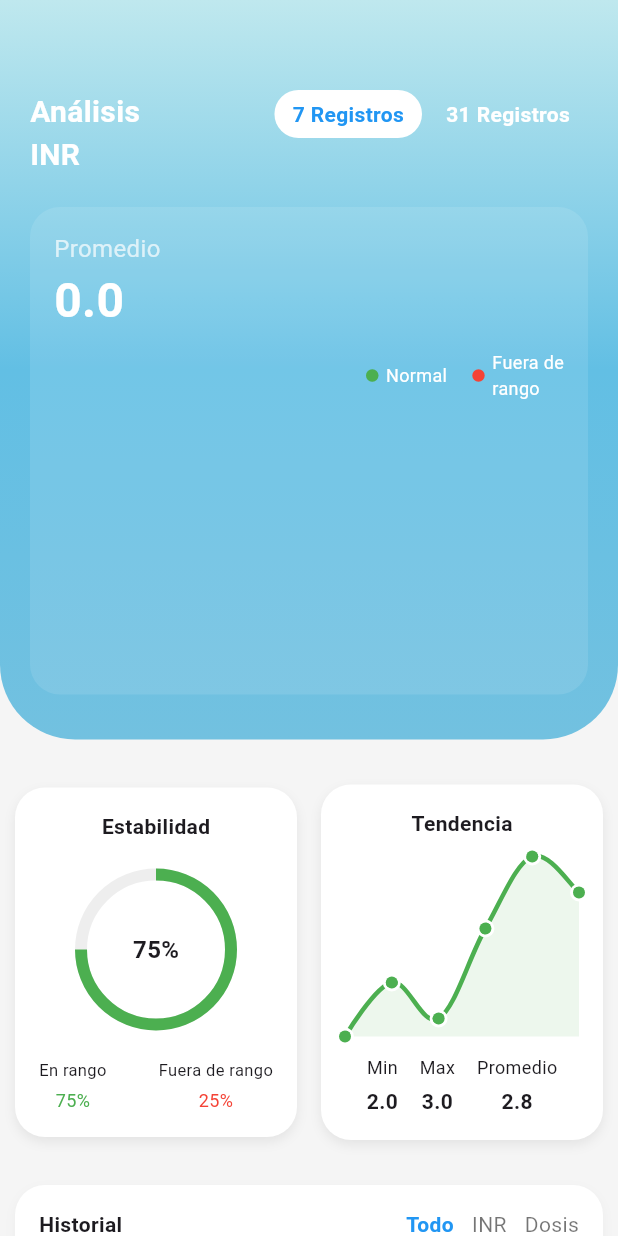
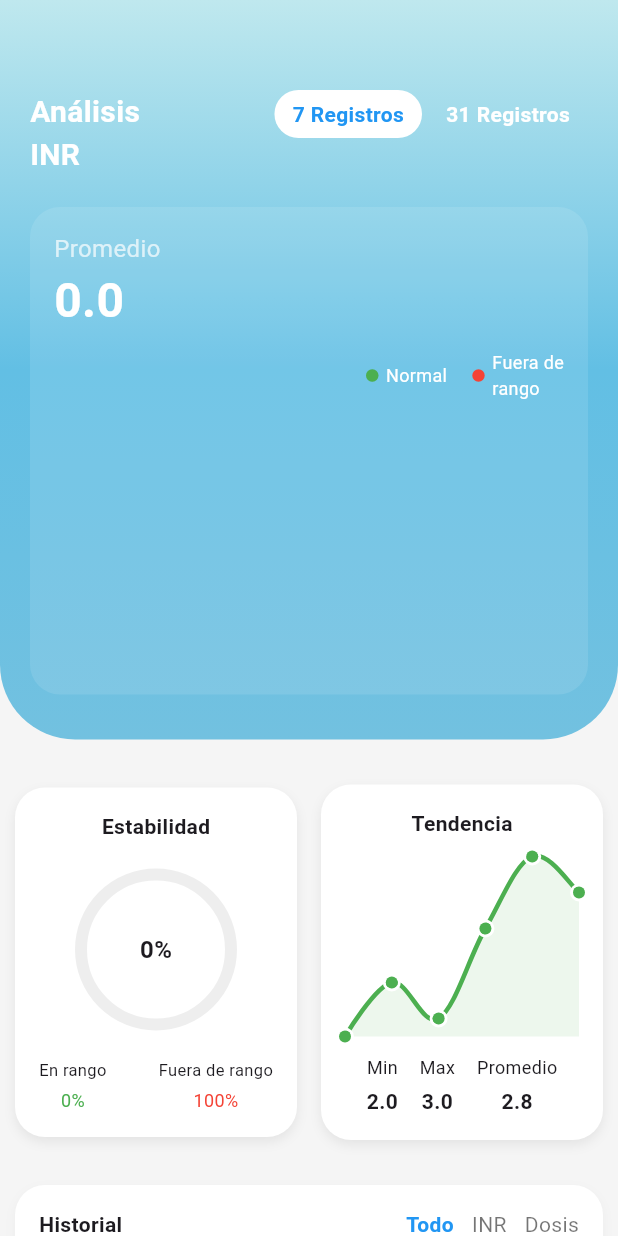
Before and after one commit to FabRangel/INRight, a Flutter app: the Page1 screen opened directly, on a phone screen of 412 x 824 dp. Run offline on Flutter 3.47's test engine with Material 3 defaults, Android fonts, the phone set to English and light mode, and no system bars; drawn by our look-alikes of fl_chart; our stand-ins replace animated_notch_bottom_bar, awesome_snackbar_content, cloud_firestore, firebase_auth, firebase_core, flutter_local_notifications and 1 more; accounts and stored records are empty.

Commit message:
Feat: estabilidad Card

```diff
--- a/lib/features/home/presentation/pages/page1.dart
+++ b/lib/features/home/presentation/pages/page1.dart
@@ -1,4 +1,5 @@
 import 'package:flutter/material.dart';
+import 'package:inright/features/configurations/providers/medication_config_provider.dart';
 import 'package:inright/features/home/providers/inrProvider.dart';
 import 'package:inright/features/home/presentation/widgets/tendenciaData.dart';
 import 'package:inright/features/home/presentation/widgets/legendItem.dart';
@@ -47,8 +48,37 @@ class _Page1State extends State<Page1> {
     });
   }
 
+  double calcularEstabilidadDesdeDatos(
+    List<Map<String, dynamic>> datosInr,
+    RangeValues inrRange,
+  ) {
+    if (datosInr.isEmpty) return 0.0;
+
+    final valores =
+        datosInr
+            .map((e) => e['value'])
+            .where((v) => v != null)
+            .map((v) => (v as num).toDouble())
+            .toList();
+
+    final enRango =
+        valores
+            .where((val) => val >= inrRange.start && val <= inrRange.end)
+            .length;
+
+    return enRango / valores.length;
+  }
+
   @override
   Widget build(BuildContext context) {
+    final inrProvider = Provider.of<InrProvider>(context);
+    final configProvider = Provider.of<MedicationConfigProvider>(context);
+    final inrRange = configProvider.inrRange;
+
+    final estabilidad = calcularEstabilidadDesdeDatos(
+      inrProvider.inrFiltrado,
+      inrRange,
+    );
     return Scaffold(
       backgroundColor: const Color(0xFFF5F5F5),
       body: Column(
@@ -231,6 +261,7 @@ class _Page1State extends State<Page1> {
                                             children:
                                                 grupo.map((e) {
                                                   return _buildBar(
+                                                    context,
                                                     e,
                                                     maxValue,
                                                     barWidth,
@@ -296,7 +327,9 @@ class _Page1State extends State<Page1> {
                 children: [
                   Row(
                     children: [
-                      Expanded(child: buildEstabilidadCard()),
+                      Expanded(
+                        child: BuildEstabilidadCard(estabilidad: estabilidad),
+                      ),
                       const SizedBox(width: 16),
                       Expanded(child: buildTendenciaCard()),
                     ],
@@ -343,7 +376,12 @@ class _Page1State extends State<Page1> {
   }
 }
 
-Widget _buildBar(Map<String, dynamic> data, double maxValue, double width) {
+Widget _buildBar(
+  BuildContext context,
+  Map<String, dynamic> data,
+  double maxValue,
+  double width,
+) {
   final value = data['value'];
   final fecha = data['date'];
 
@@ -360,7 +398,10 @@ Widget _buildBar(Map<String, dynamic> data, double maxValue, double width) {
 
   final double val = (value as num).toDouble();
   final barHeight = maxValue == 0 ? 0 : (val / maxValue) * 80;
-  final barColor = val >= 2.0 && val <= 3.0 ? Colors.green : Colors.red;
+  final range =
+      Provider.of<MedicationConfigProvider>(context, listen: false).inrRange;
+  final barColor =
+      val >= range.start && val <= range.end ? Colors.green : Colors.red;
 
   String fechaCorta = '';
   if (fecha is String && fecha.contains('-')) {
--- a/lib/features/home/presentation/widgets/buildEstabilidadCard.dart
+++ b/lib/features/home/presentation/widgets/buildEstabilidadCard.dart
@@ -1,10 +1,17 @@
 import 'package:flutter/material.dart';
 
-class buildEstabilidadCard extends StatelessWidget {
-  const buildEstabilidadCard({super.key});
+class BuildEstabilidadCard extends StatelessWidget {
+  final double estabilidad; // 0.0 a 1.0
+
+  const BuildEstabilidadCard({Key? key, required this.estabilidad})
+    : super(key: key);
 
   @override
   Widget build(BuildContext context) {
+    final fueraDeRango = 1.0 - estabilidad;
+    final porcentajeEstabilidad = (estabilidad * 100).toStringAsFixed(0);
+    final porcentajeFuera = (fueraDeRango * 100).toStringAsFixed(0);
+
     return Container(
       padding: const EdgeInsets.all(16),
       decoration: BoxDecoration(
@@ -27,9 +34,9 @@ class buildEstabilidadCard extends StatelessWidget {
           ),
           const SizedBox(height: 12),
 
-          // Simulación de anillo
+          // Anillo de progreso
           SizedBox(
-            height: 120, //
+            height: 120,
             child: Stack(
               alignment: Alignment.center,
               children: [
@@ -37,15 +44,21 @@ class buildEstabilidadCard extends StatelessWidget {
                   width: 100,
                   height: 100,
                   child: CircularProgressIndicator(
-                    value: 0.75,
+                    value: estabilidad,
                     strokeWidth: 8,
                     backgroundColor: Colors.grey[200],
-                    color: Colors.green,
+                    color:
+                        estabilidad >= 0.6
+                            ? Colors.green
+                            : (estabilidad >= 0.3 ? Colors.orange : Colors.red),
                   ),
                 ),
-                const Text(
-                  '75%',
-                  style: TextStyle(fontSize: 16, fontWeight: FontWeight.bold),
+                Text(
+                  '$porcentajeEstabilidad%',
+                  style: const TextStyle(
+                    fontSize: 16,
+                    fontWeight: FontWeight.bold,
+                  ),
                 ),
               ],
             ),
@@ -54,24 +67,24 @@ class buildEstabilidadCard extends StatelessWidget {
           const SizedBox(height: 12),
           Row(
             mainAxisAlignment: MainAxisAlignment.spaceBetween,
-            children: const [
+            children: [
               Column(
                 children: [
-                  Text('En rango', style: TextStyle(fontSize: 11)),
-                  SizedBox(height: 4),
+                  const Text('En rango', style: TextStyle(fontSize: 11)),
+                  const SizedBox(height: 4),
                   Text(
-                    '75%',
-                    style: TextStyle(fontSize: 12, color: Colors.green),
+                    '$porcentajeEstabilidad%',
+                    style: const TextStyle(fontSize: 12, color: Colors.green),
                   ),
                 ],
               ),
               Column(
                 children: [
-                  Text('Fuera de rango', style: TextStyle(fontSize: 11)),
-                  SizedBox(height: 4),
+                  const Text('Fuera de rango', style: TextStyle(fontSize: 11)),
+                  const SizedBox(height: 4),
                   Text(
-                    '25%',
-                    style: TextStyle(fontSize: 12, color: Colors.red),
+                    '$porcentajeFuera%',
+                    style: const TextStyle(fontSize: 12, color: Colors.red),
                   ),
                 ],
               ),
```
